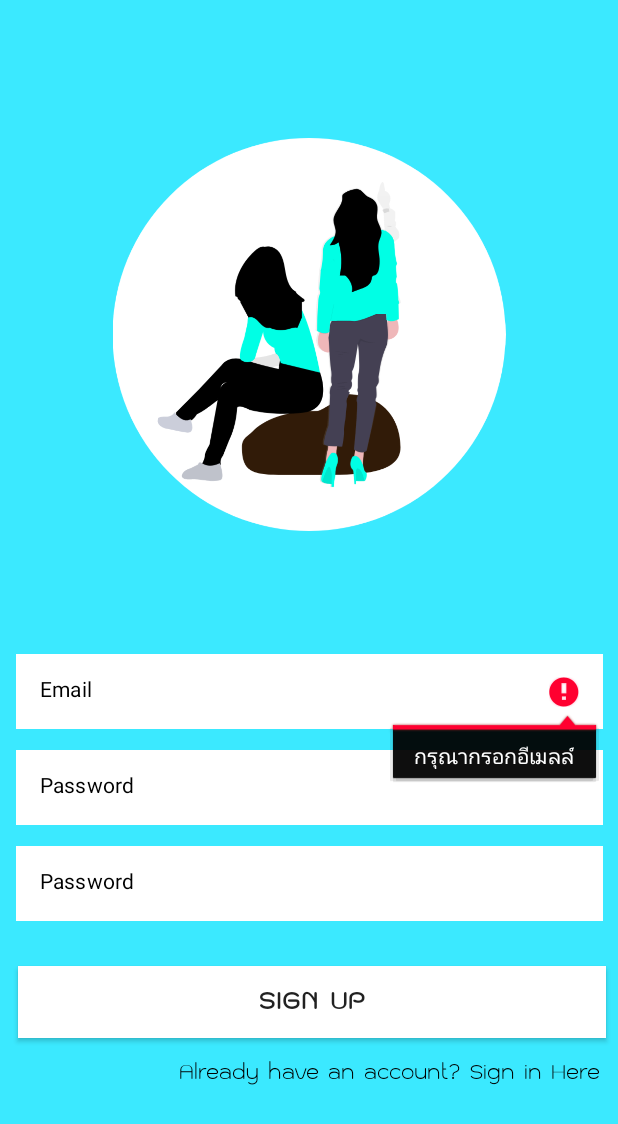
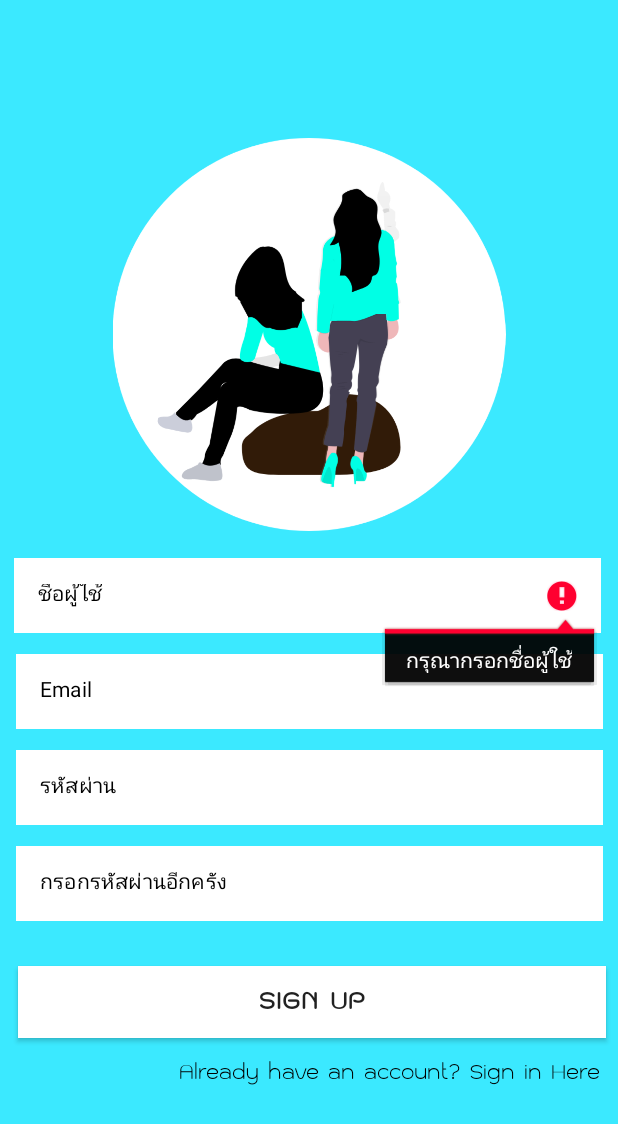
Before and after one commit to kavviiv/FarmerMate-FinalProject-AndrodApp, an Android app: the MainActivity screen opened directly, with no data from a screen before it, after a tap on "SIGN UP", on a phone screen of 412 x 824 dp. Shown: the top 1124 px of the screen. Run offline under Robolectric (Android 15) with nearby library versions, the phone set to English and light mode, and no system bars; our stand-ins replace Firebase (no records; nobody signed in at launch, a user with empty details on screens opened directly).

Commit message:
2.58 Am 9/28/2020

```diff
--- a/app/build.gradle
+++ b/app/build.gradle
@@ -50,6 +50,9 @@ dependencies {
     androidTestImplementation 'androidx.test.espresso:espresso-core:3.2.0'
     annotationProcessor 'androidx.room:room-compiler:2.2.5'
     implementation 'com.karumi:dexter:6.2.1'
+    implementation 'com.google.firebase:firebase-core:17.5.0'
+    implementation 'com.firebase:firebase-client-android:2.5.2'
+
 
 
 
--- a/app/src/main/java/com/example/farmermate/MainActivity.java
+++ b/app/src/main/java/com/example/farmermate/MainActivity.java
@@ -12,21 +12,33 @@ import androidx.annotation.NonNull;
 import androidx.appcompat.app.AppCompatActivity;
 
 import com.google.android.gms.tasks.OnCompleteListener;
+import com.google.android.gms.tasks.OnFailureListener;
+import com.google.android.gms.tasks.OnSuccessListener;
 import com.google.android.gms.tasks.Task;
 import com.google.firebase.auth.FirebaseAuth;
+import com.google.firebase.database.DatabaseReference;
+import com.google.firebase.database.FirebaseDatabase;
+
+import java.util.HashMap;
+import java.util.Map;
 
 
 public class MainActivity extends AppCompatActivity {
-    public EditText emailId, passwd, cpasswd;
+    public EditText Username,emailId, passwd, cpasswd;
     Button btnSignUp,fbl;
     TextView signIn;
     FirebaseAuth firebaseAuth;
+    String Fauth;
+    private DatabaseReference mDatabase;
+
 
     @Override
     protected void onCreate(Bundle savedInstanceState) {
         super.onCreate(savedInstanceState);
         setContentView(R.layout.activity_main);
         firebaseAuth = FirebaseAuth.getInstance();
+//        Fauth = FirebaseAuth.getInstance().getCurrentUser().getUid();
+        Username = findViewById(R.id.username);
         emailId = findViewById(R.id.ETemail);
         passwd = findViewById(R.id.ETpassword);
         cpasswd = findViewById(R.id.ETpassword1);
@@ -35,10 +47,15 @@ public class MainActivity extends AppCompatActivity {
         btnSignUp.setOnClickListener(new View.OnClickListener()  {
             @Override
             public void onClick(View view) {
-                String emailID = emailId.getText().toString();
+                final String uname = Username.getText().toString();
+                final String emailID = emailId.getText().toString();
                 String paswd = passwd.getText().toString();
                 String cpaswd = cpasswd.getText().toString();
-                if (emailID.isEmpty()) {
+                if (uname.isEmpty()){
+                    Username.setError("กรุณากรอกชื่อผู้ใช้");
+                    Username.requestFocus();
+                }
+                else if (emailID.isEmpty()) {
                     emailId.setError("กรุณากรอกอีเมลล์");
                     emailId.requestFocus();
                 }else if (paswd.isEmpty()) {
@@ -48,7 +65,7 @@ public class MainActivity extends AppCompatActivity {
                     cpasswd.setError("กรุณายืนยันรหัสผ่าน");
                     cpasswd.requestFocus();
                 } else if (emailID.isEmpty() && paswd.isEmpty() && cpaswd.isEmpty()) {
-                    Toast.makeText(MainActivity.this, "Fields Empty!", Toast.LENGTH_SHORT).show();
+                    Toast.makeText(MainActivity.this, "กรุณากรอกข้อมูล", Toast.LENGTH_SHORT).show();
                 } else if (!(emailID.isEmpty() && paswd.isEmpty()) && paswd.equals(cpaswd)) {
                     firebaseAuth.createUserWithEmailAndPassword(emailID, paswd).addOnCompleteListener(MainActivity.this, new OnCompleteListener() {
                         @Override
@@ -58,6 +75,27 @@ public class MainActivity extends AppCompatActivity {
                                         "SignUp unsuccessful: " + task.getException().getMessage(),
                                         Toast.LENGTH_SHORT).show();
                             } else {
+                                Map<String, Object> user = new HashMap<>();
+                                user.put("UserEmail", emailID);
+                                user.put("UserName", uname);
+                                DatabaseReference mDatabase = FirebaseDatabase.getInstance().getReference();
+                                mDatabase.child("User Data").child(FirebaseAuth.getInstance().getUid()).setValue(user)
+                                        .addOnSuccessListener(new OnSuccessListener<Void>() {
+                                            @Override
+                                            public void onSuccess(Void aVoid) {
+                                                // Write was successful!
+                                                // ...
+                                            }
+                                        })
+                                        .addOnFailureListener(new OnFailureListener() {
+                                            @Override
+                                            public void onFailure(@NonNull Exception e) {
+                                                // Write failed
+                                                // ...
+                                            }
+                                        });
+
+                                String un = Username.getText().toString();
                                 startActivity(new Intent(MainActivity.this, HomePage.class));
                             }
                         }
--- a/app/src/main/java/com/example/farmermate/RetrieveMapActivity.java
+++ b/app/src/main/java/com/example/farmermate/RetrieveMapActivity.java
@@ -15,6 +15,7 @@ import com.google.android.gms.maps.SupportMapFragment;
 import com.google.android.gms.maps.model.LatLng;
 import com.google.android.gms.maps.model.Marker;
 import com.google.android.gms.maps.model.MarkerOptions;
+import com.google.firebase.auth.FirebaseAuth;
 import com.google.firebase.database.DataSnapshot;
 import com.google.firebase.database.DatabaseError;
 import com.google.firebase.database.DatabaseReference;
@@ -28,6 +29,7 @@ public class RetrieveMapActivity extends FragmentActivity implements OnMapReadyC
 
     private GoogleMap mMap;
     Marker marker;
+    FirebaseAuth fauth;
     //private Firebase firebase;
 
     @Override
@@ -53,7 +55,7 @@ public class RetrieveMapActivity extends FragmentActivity implements OnMapReadyC
     public void onMapReady(GoogleMap googleMap) {
         mMap = googleMap;
 
-        DatabaseReference databaseReference = FirebaseDatabase.getInstance().getReference("users");
+        DatabaseReference databaseReference = FirebaseDatabase.getInstance().getReference("User Location");
 
         ValueEventListener listener = databaseReference.addValueEventListener(new ValueEventListener() {
             @Override
--- a/app/src/main/res/layout/activity_main.xml
+++ b/app/src/main/res/layout/activity_main.xml
@@ -10,6 +10,27 @@
     android:fontFamily="@font/tkod"
     android:gravity="center"
     tools:context=".MainActivity">
+
+    <EditText
+        android:id="@+id/username"
+        style="@style/Base.Widget.MaterialComponents.AutoCompleteTextView"
+        android:layout_width="0dp"
+        android:layout_height="50dp"
+        android:layout_marginStart="4dp"
+        android:layout_marginTop="372dp"
+        android:background="#FFFFFF"
+        android:hint="ชื่อผู้ใช้"
+        android:inputType="textEmailAddress"
+        android:textAlignment="viewStart"
+        android:textColor="#000000"
+        android:textColorHint="#000000"
+        android:textSize="14sp"
+        app:layout_constraintEnd_toEndOf="parent"
+        app:layout_constraintHeight_percent="0.25"
+        app:layout_constraintHorizontal_bias="0.333"
+        app:layout_constraintStart_toStartOf="parent"
+        app:layout_constraintTop_toTopOf="parent"
+        app:layout_constraintWidth_percent="0.95" />
 
     <EditText
         android:id="@+id/ETemail"
@@ -41,7 +62,7 @@
         android:layout_marginStart="4dp"
         android:layout_marginTop="500dp"
         android:background="#FFFFFF"
-        android:hint="Password"
+        android:hint="รหัสผ่าน"
         android:inputType="numberPassword"
         android:textAlignment="viewStart"
         android:textColor="#000000"
@@ -62,7 +83,7 @@
         android:layout_marginStart="4dp"
         android:layout_marginTop="564dp"
         android:background="#FFFFFF"
-        android:hint="Password"
+        android:hint="กรอกรหัสผ่านอีกครั้ง"
         android:inputType="numberPassword"
         android:textAlignment="viewStart"
         android:textColor="#000000"
--- a/app/src/main/res/values/strings.xml
+++ b/app/src/main/res/values/strings.xml
@@ -130,6 +130,7 @@
     <string name="r1">ข้าวดอกมะลิ 105 (Khao Dawk Mali 105)</string>
     <string name="kdm">เป็นข้าวเจ้า มีช่วงเก็บเกี่ยวในเดือนพฤศจิกายน \n ผลผลิตเฉลี่ย 363 กิโลกรัมต่อไร่ อมิโลสต่ำ ข้าวสุกนุ่มหอม \n เมล็ดมีระยะพักตัว 8 สัปดาห์ ทนแล้งได้ดีพอสมควร \n ทนดินเปรี้ยวและดินเค็ม</string>
     <string-array name="rice_name">
+        <item>เลือกพันธุ์ข้าว</item>
         <item> ข้าวดอกมะลิ 105</item>
         <item>ขาวตาแห้ง 17</item>
         <item>กข. 5</item>
@@ -144,6 +145,7 @@
         <item>กข. 43</item>43
         <item>กข. 47</item>47
         <item>กข. 55</item>55
+
 
     </string-array>
     <string-array name="rice_descrip">
```
Also changed, not shown: app/src/main/java/com/example/farmermate/CreateTable.java (+21 -2 lines), app/src/main/java/com/example/farmermate/MapsActivity.java (+32 -31 lines).
